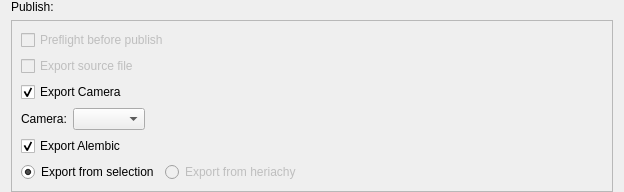
Before: the Qt Designer form check/mm/gui/extend_pub_widget.ui in CX-kkk/preflight, drawn with Qt 5.
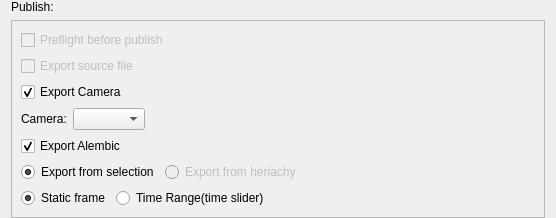
After: the same form once the commit is applied.

Diff of the .ui file:
```diff
--- a/check/mm/gui/extend_pub_widget.ui
+++ b/check/mm/gui/extend_pub_widget.ui
@@ -6,8 +6,8 @@
    <rect>
     <x>0</x>
     <y>0</y>
-    <width>624</width>
-    <height>186</height>
+    <width>556</width>
+    <height>204</height>
    </rect>
   </property>
   <property name="windowTitle">
@@ -176,6 +176,48 @@
          </layout>
         </widget>
        </item>
+       <item>
+        <widget class="QWidget" name="widget_time_range" native="true">
+         <layout class="QHBoxLayout" name="horizontalLayout_3">
+          <property name="margin">
+           <number>0</number>
+          </property>
+          <item>
+           <widget class="QRadioButton" name="radioButton_one_frame">
+            <property name="text">
+             <string>Static frame</string>
+            </property>
+            <property name="checked">
+             <bool>true</bool>
+            </property>
+           </widget>
+          </item>
+          <item>
+           <widget class="QRadioButton" name="radioButton_time_slider">
+            <property name="enabled">
+             <bool>true</bool>
+            </property>
+            <property name="text">
+             <string>Time Range(time slider)</string>
+            </property>
+           </widget>
+          </item>
+          <item>
+           <spacer name="horizontalSpacer_3">
+            <property name="orientation">
+             <enum>Qt::Horizontal</enum>
+            </property>
+            <property name="sizeHint" stdset="0">
+             <size>
+              <width>40</width>
+              <height>20</height>
+             </size>
+            </property>
+           </spacer>
+          </item>
+         </layout>
+        </widget>
+       </item>
       </layout>
      </widget>
     </widget>
```
